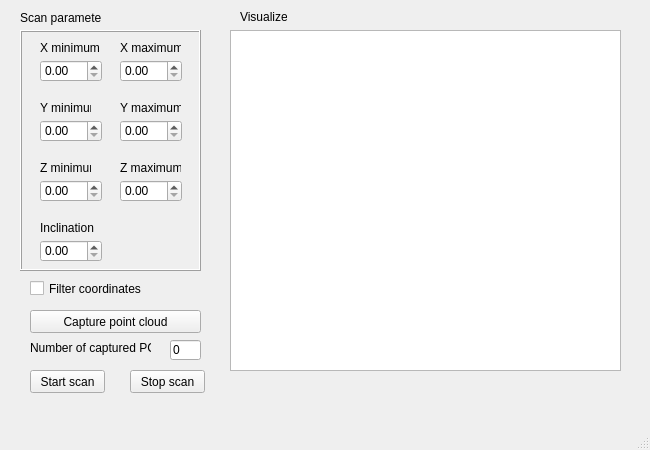
Above: SourceCode/scanwindow.ui from AntoineMerlet/3DScan before the change. Below: the same form after it.
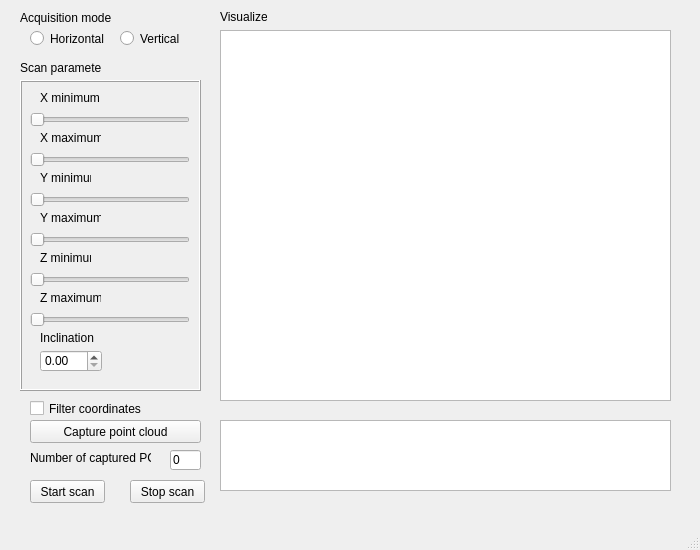
That is the form after the change.

```diff
--- a/SourceCode/scanwindow.ui
+++ b/SourceCode/scanwindow.ui
@@ -6,8 +6,8 @@
    <rect>
     <x>0</x>
     <y>0</y>
-    <width>650</width>
-    <height>450</height>
+    <width>700</width>
+    <height>550</height>
    </rect>
   </property>
   <property name="windowTitle">
@@ -18,7 +18,7 @@
     <property name="geometry">
      <rect>
       <x>20</x>
-      <y>10</y>
+      <y>60</y>
       <width>81</width>
       <height>16</height>
      </rect>
@@ -31,9 +31,9 @@
     <property name="geometry">
      <rect>
       <x>20</x>
-      <y>30</y>
+      <y>80</y>
       <width>181</width>
-      <height>241</height>
+      <height>311</height>
      </rect>
     </property>
     <property name="frameShape">
@@ -42,71 +42,11 @@
     <property name="frameShadow">
      <enum>QFrame::Raised</enum>
     </property>
-    <widget class="QDoubleSpinBox" name="sw_xmin_spinbox">
-     <property name="geometry">
-      <rect>
-       <x>20</x>
-       <y>30</y>
-       <width>62</width>
-       <height>22</height>
-      </rect>
-     </property>
-    </widget>
-    <widget class="QDoubleSpinBox" name="sw_xmax_spinbox">
-     <property name="geometry">
-      <rect>
-       <x>100</x>
-       <y>30</y>
-       <width>62</width>
-       <height>22</height>
-      </rect>
-     </property>
-    </widget>
-    <widget class="QDoubleSpinBox" name="sw_ymin_spinbox">
-     <property name="geometry">
-      <rect>
-       <x>20</x>
-       <y>90</y>
-       <width>62</width>
-       <height>22</height>
-      </rect>
-     </property>
-    </widget>
-    <widget class="QDoubleSpinBox" name="sw_ymax_spinbox">
-     <property name="geometry">
-      <rect>
-       <x>100</x>
-       <y>90</y>
-       <width>62</width>
-       <height>22</height>
-      </rect>
-     </property>
-    </widget>
-    <widget class="QDoubleSpinBox" name="sw_zmin_spinbox">
-     <property name="geometry">
-      <rect>
-       <x>20</x>
-       <y>150</y>
-       <width>62</width>
-       <height>22</height>
-      </rect>
-     </property>
-    </widget>
-    <widget class="QDoubleSpinBox" name="sw_zmax_spinbox">
-     <property name="geometry">
-      <rect>
-       <x>100</x>
-       <y>150</y>
-       <width>62</width>
-       <height>22</height>
-      </rect>
-     </property>
-    </widget>
     <widget class="QDoubleSpinBox" name="sw_inclination_spinbox">
      <property name="geometry">
       <rect>
        <x>20</x>
-       <y>210</y>
+       <y>270</y>
        <width>62</width>
        <height>22</height>
       </rect>
@@ -128,8 +68,8 @@
     <widget class="QLabel" name="sw_xmax_label">
      <property name="geometry">
       <rect>
-       <x>100</x>
-       <y>10</y>
+       <x>20</x>
+       <y>50</y>
        <width>61</width>
        <height>16</height>
       </rect>
@@ -142,7 +82,7 @@
      <property name="geometry">
       <rect>
        <x>20</x>
-       <y>70</y>
+       <y>90</y>
        <width>51</width>
        <height>16</height>
       </rect>
@@ -154,8 +94,8 @@
     <widget class="QLabel" name="sw_ymax_label">
      <property name="geometry">
       <rect>
-       <x>100</x>
-       <y>70</y>
+       <x>20</x>
+       <y>130</y>
        <width>61</width>
        <height>16</height>
       </rect>
@@ -168,7 +108,7 @@
      <property name="geometry">
       <rect>
        <x>20</x>
-       <y>130</y>
+       <y>170</y>
        <width>51</width>
        <height>16</height>
       </rect>
@@ -180,8 +120,8 @@
     <widget class="QLabel" name="sw_zmax_label">
      <property name="geometry">
       <rect>
-       <x>100</x>
-       <y>130</y>
+       <x>20</x>
+       <y>210</y>
        <width>61</width>
        <height>16</height>
       </rect>
@@ -194,7 +134,7 @@
      <property name="geometry">
       <rect>
        <x>20</x>
-       <y>190</y>
+       <y>250</y>
        <width>61</width>
        <height>16</height>
       </rect>
@@ -203,12 +143,90 @@
       <string>Inclination</string>
      </property>
     </widget>
+    <widget class="QSlider" name="sw_xmin_horslider">
+     <property name="geometry">
+      <rect>
+       <x>10</x>
+       <y>30</y>
+       <width>160</width>
+       <height>19</height>
+      </rect>
+     </property>
+     <property name="orientation">
+      <enum>Qt::Horizontal</enum>
+     </property>
+    </widget>
+    <widget class="QSlider" name="sw_xmax_horslider">
+     <property name="geometry">
+      <rect>
+       <x>10</x>
+       <y>70</y>
+       <width>160</width>
+       <height>19</height>
+      </rect>
+     </property>
+     <property name="orientation">
+      <enum>Qt::Horizontal</enum>
+     </property>
+    </widget>
+    <widget class="QSlider" name="sw_ymin_horslider">
+     <property name="geometry">
+      <rect>
+       <x>10</x>
+       <y>110</y>
+       <width>160</width>
+       <height>19</height>
+      </rect>
+     </property>
+     <property name="orientation">
+      <enum>Qt::Horizontal</enum>
+     </property>
+    </widget>
+    <widget class="QSlider" name="sw_ymax_horslider">
+     <property name="geometry">
+      <rect>
+       <x>10</x>
+       <y>150</y>
+       <width>160</width>
+       <height>19</height>
+      </rect>
+     </property>
+     <property name="orientation">
+      <enum>Qt::Horizontal</enum>
+     </property>
+    </widget>
+    <widget class="QSlider" name="sw_zmin_horslider">
+     <property name="geometry">
+      <rect>
+       <x>10</x>
+       <y>190</y>
+       <width>160</width>
+       <height>19</height>
+      </rect>
+     </property>
+     <property name="orientation">
+      <enum>Qt::Horizontal</enum>
+     </property>
+    </widget>
+    <widget class="QSlider" name="sw_zmax_horslider">
+     <property name="geometry">
+      <rect>
+       <x>10</x>
+       <y>230</y>
+       <width>160</width>
+       <height>19</height>
+      </rect>
+     </property>
+     <property name="orientation">
+      <enum>Qt::Horizontal</enum>
+     </property>
+    </widget>
    </widget>
    <widget class="QCheckBox" name="sw_filtering_checkbox">
     <property name="geometry">
      <rect>
       <x>30</x>
-      <y>280</y>
+      <y>400</y>
       <width>121</width>
       <height>17</height>
      </rect>
@@ -221,7 +239,7 @@
     <property name="geometry">
      <rect>
       <x>30</x>
-      <y>370</y>
+      <y>480</y>
       <width>75</width>
       <height>23</height>
      </rect>
@@ -234,7 +252,7 @@
     <property name="geometry">
      <rect>
       <x>130</x>
-      <y>370</y>
+      <y>480</y>
       <width>75</width>
       <height>23</height>
      </rect>
@@ -246,17 +264,17 @@
    <widget class="QGraphicsView" name="sw_visualizer_graphicsview">
     <property name="geometry">
      <rect>
-      <x>230</x>
+      <x>220</x>
       <y>30</y>
-      <width>391</width>
-      <height>341</height>
+      <width>451</width>
+      <height>371</height>
      </rect>
     </property>
    </widget>
    <widget class="QLabel" name="sw_visualizer_label">
     <property name="geometry">
      <rect>
-      <x>240</x>
+      <x>220</x>
       <y>10</y>
       <width>47</width>
       <height>13</height>
@@ -270,7 +288,7 @@
     <property name="geometry">
      <rect>
       <x>30</x>
-      <y>310</y>
+      <y>420</y>
       <width>171</width>
       <height>23</height>
      </rect>
@@ -283,7 +301,7 @@
     <property name="geometry">
      <rect>
       <x>30</x>
-      <y>340</y>
+      <y>450</y>
       <width>121</width>
       <height>16</height>
      </rect>
@@ -296,7 +314,7 @@
     <property name="geometry">
      <rect>
       <x>170</x>
-      <y>340</y>
+      <y>450</y>
       <width>31</width>
       <height>20</height>
      </rect>
@@ -305,6 +323,55 @@
      <string>0</string>
     </property>
    </widget>
+   <widget class="QTextEdit" name="sw_logger_textedit">
+    <property name="geometry">
+     <rect>
+      <x>220</x>
+      <y>420</y>
+      <width>451</width>
+      <height>71</height>
+     </rect>
+    </property>
+   </widget>
+   <widget class="QRadioButton" name="sw_horizontalacq_radiobutton">
+    <property name="geometry">
+     <rect>
+      <x>30</x>
+      <y>30</y>
+      <width>82</width>
+      <height>17</height>
+     </rect>
+    </property>
+    <property name="text">
+     <string>Horizontal</string>
+    </property>
+   </widget>
+   <widget class="QRadioButton" name="sw_verticalacq_radiobutton">
+    <property name="geometry">
+     <rect>
+      <x>120</x>
+      <y>30</y>
+      <width>82</width>
+      <height>17</height>
+     </rect>
+    </property>
+    <property name="text">
+     <string>Vertical</string>
+    </property>
+   </widget>
+   <widget class="QLabel" name="sw_acqtype_label">
+    <property name="geometry">
+     <rect>
+      <x>20</x>
+      <y>10</y>
+      <width>131</width>
+      <height>16</height>
+     </rect>
+    </property>
+    <property name="text">
+     <string>Acquisition mode</string>
+    </property>
+   </widget>
   </widget>
   <widget class="QMenuBar" name="menubar">
    <property name="geometry">
```
Left out of the diff: 2 changed lines with no effect on the pictures.
